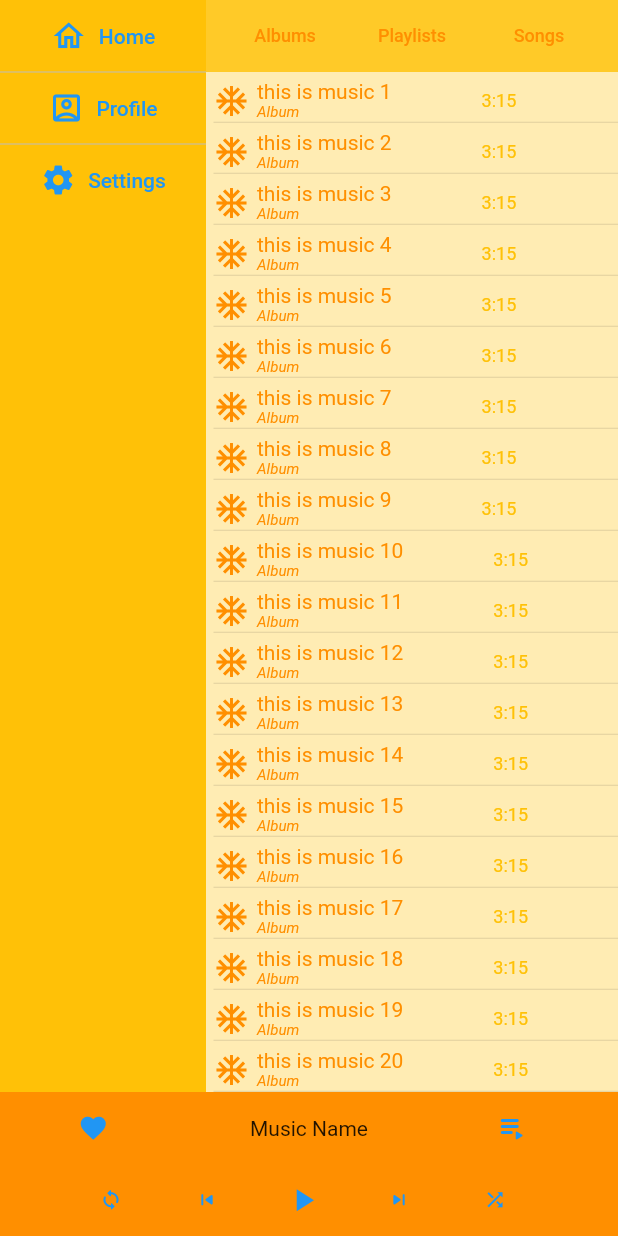
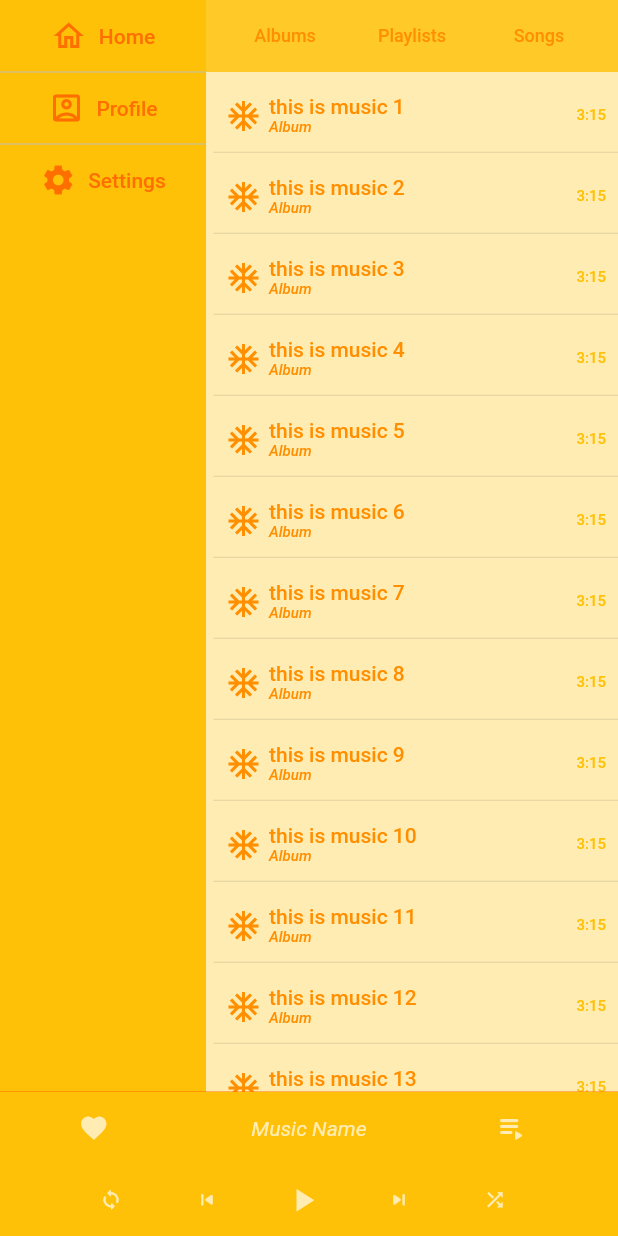
Before and after one commit to 3rs1n4cti0n/MusicPlayerApp, a Flutter app: the Home screen opened by its route, on a phone screen of 412 x 824 dp. Run offline on Flutter 3.47's test engine with Material 2 defaults, Android fonts, the phone set to English and light mode, and no system bars.

Commit message:
Created a profile page for the app, added buttons for home, currently playing music and settings.

```diff
--- a/lib/App Pages/home_page.dart
+++ b/lib/App Pages/home_page.dart
@@ -30,10 +30,12 @@ class _HomeState extends State<Home> {
                         children: [
                           TextButton.icon(
                             onPressed: () {},
-                            icon: Icon(Icons.home_outlined),
+                            icon: Icon(Icons.home_outlined,
+                                color: Colors.amber[900]),
                             label: Text(
                               'Home',
                               overflow: TextOverflow.ellipsis,
+                              style: TextStyle(color: Colors.amber[900]),
                             ),
                           ),
                           Divider(
@@ -43,10 +45,12 @@ class _HomeState extends State<Home> {
                           ),
                           TextButton.icon(
                             onPressed: () {},
-                            icon: Icon(Icons.account_box_outlined),
+                            icon: Icon(Icons.account_box_outlined,
+                                color: Colors.amber[900]),
                             label: Text(
                               'Profile',
                               overflow: TextOverflow.ellipsis,
+                              style: TextStyle(color: Colors.amber[900]),
                             ),
                           ),
                           Divider(
@@ -56,10 +60,12 @@ class _HomeState extends State<Home> {
                           ),
                           TextButton.icon(
                               onPressed: () {},
-                              icon: Icon(Icons.settings),
+                              icon: Icon(Icons.settings,
+                                  color: Colors.amber[900]),
                               label: Text(
                                 'Settings',
                                 overflow: TextOverflow.ellipsis,
+                                style: TextStyle(color: Colors.amber[900]),
                               )),
                         ],
                       ),
@@ -126,7 +132,9 @@ class _HomeState extends State<Home> {
                                         crossAxisAlignment:
                                             CrossAxisAlignment.start,
                                         children: [
-                                          Row(
+                                          TextButton(
+                                            onPressed: () {},
+                                            child: Row(
                                               children: [
                                                 Icon(
                                                   Icons.ac_unit,
@@ -145,7 +153,8 @@ class _HomeState extends State<Home> {
 
                                                       style: TextStyle(
                                                         fontSize: 14,
-                                                      color: Colors.amber[800],
+                                                        color:
+                                                            Colors.amber[800],
                                                       ),
                                                     ),
                                                     Text(
@@ -160,14 +169,24 @@ class _HomeState extends State<Home> {
                                                     ),
                                                   ],
                                                 ),
-                                              SizedBox(
-                                                width: 60,
-                                              ),
+                                                Expanded(
+                                                  child: Row(
+                                                    mainAxisAlignment:
+                                                        MainAxisAlignment.end,
+                                                    crossAxisAlignment:
+                                                        CrossAxisAlignment.end,
+                                                    children: [
+                                                      // TODO: add the actual time for the song
                                                       Text('3:15',
                                                           style: TextStyle(
-                                                      color: Colors.amber[500],
-                                                      fontSize: 12)),
+                                                              color: Colors
+                                                                  .amber[500],
+                                                              fontSize: 10)),
                                                     ],
+                                                  ),
+                                                ),
+                                              ],
+                                            ),
                                           ),
                                           Divider(
                                             height: 1,
@@ -183,8 +202,12 @@ class _HomeState extends State<Home> {
                 ],
               ),
             ),
+            Divider(
+              height: 0,
+              color: Colors.amber[900],
+            ),
             Container(
-              color: Colors.amber[800],
+              color: Colors.amber[500],
               child: Column(
                 children: [
                   Row(
@@ -197,16 +220,28 @@ class _HomeState extends State<Home> {
                             icon: Icon(
                               Icons.favorite,
                               size: 20,
+                              color: Colors.amber[100],
                             ),
                             label: Text('')),
                       ),
                       // TODO: replace title with music name
-                      Flexible(flex: 4, child: Text('Music Name')),
+                      Flexible(
+                          flex: 4,
+                          child: Text(
+                            'Music Name',
+                            style: TextStyle(
+                                color: Colors.amber[100],
+                                fontSize: 14,
+                                fontStyle: FontStyle.italic),
+                          )),
                       Flexible(
                         flex: 1,
                         child: TextButton.icon(
                             onPressed: () {},
-                            icon: Icon(Icons.playlist_play_rounded),
+                            icon: Icon(
+                              Icons.playlist_play_rounded,
+                              color: Colors.amber[100],
+                            ),
                             label: Text('')),
                       )
                     ],
@@ -214,8 +249,7 @@ class _HomeState extends State<Home> {
                   Row(
                     mainAxisAlignment: MainAxisAlignment.spaceEvenly,
                     // TODO: add music lenght bar thing
-                    // ignore: prefer_const_literals_to_create_immutables
-                    children: [
+                    children: const [
                       // add some widgets
                     ],
                   ),
@@ -228,6 +262,7 @@ class _HomeState extends State<Home> {
                           icon: Icon(
                             Icons.loop_rounded,
                             size: 15,
+                            color: Colors.amber[100],
                           ),
                           label: Text('')),
                       // TODO: add go to previous song
@@ -236,6 +271,7 @@ class _HomeState extends State<Home> {
                           icon: Icon(
                             Icons.skip_previous_rounded,
                             size: 15,
+                            color: Colors.amber[100],
                           ),
                           label: Text('')),
                       // TODO: add play and pause function and change button accordingly
@@ -244,6 +280,7 @@ class _HomeState extends State<Home> {
                           icon: Icon(
                             Icons.play_arrow,
                             size: 25,
+                            color: Colors.amber[100],
                           ),
                           label: Text('')),
                       // TODO: add skip to next song
@@ -252,6 +289,7 @@ class _HomeState extends State<Home> {
                           icon: Icon(
                             Icons.skip_next_rounded,
                             size: 15,
+                            color: Colors.amber[100],
                           ),
                           label: Text('')),
                       // TODO: make it so a random music is played
@@ -260,6 +298,7 @@ class _HomeState extends State<Home> {
                           icon: Icon(
                             Icons.shuffle,
                             size: 15,
+                            color: Colors.amber[100],
                           ),
                           label: Text(''))
                     ],
--- a/lib/main.dart
+++ b/lib/main.dart
@@ -5,7 +5,7 @@ import 'package:music_player_app/App%20Pages/profile.dart';
 
 void main() {
   runApp(MaterialApp(
-    initialRoute: '/home',
+    initialRoute: '/profile',
     routes: {
       '/': (context) => const LoadingPage(),
       '/home': (context) => const Home(),
```
Also changed, not shown: lib/App Pages/profile.dart (+83 -1 lines). Lines whose indentation alone changed are shown as unchanged.
